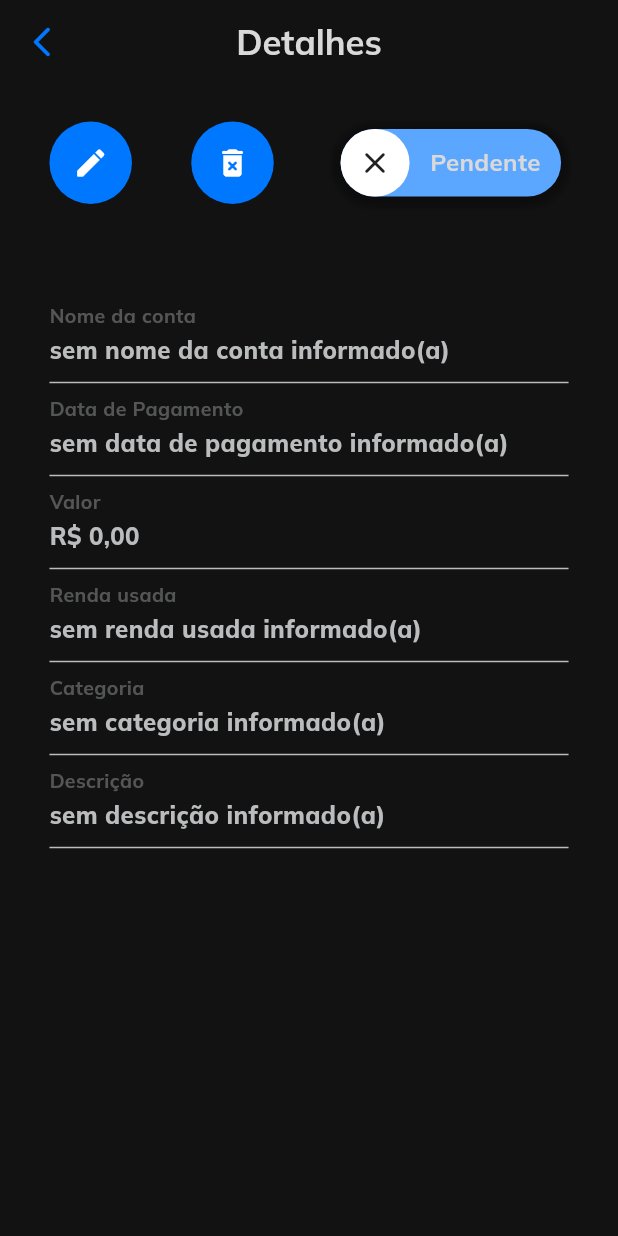
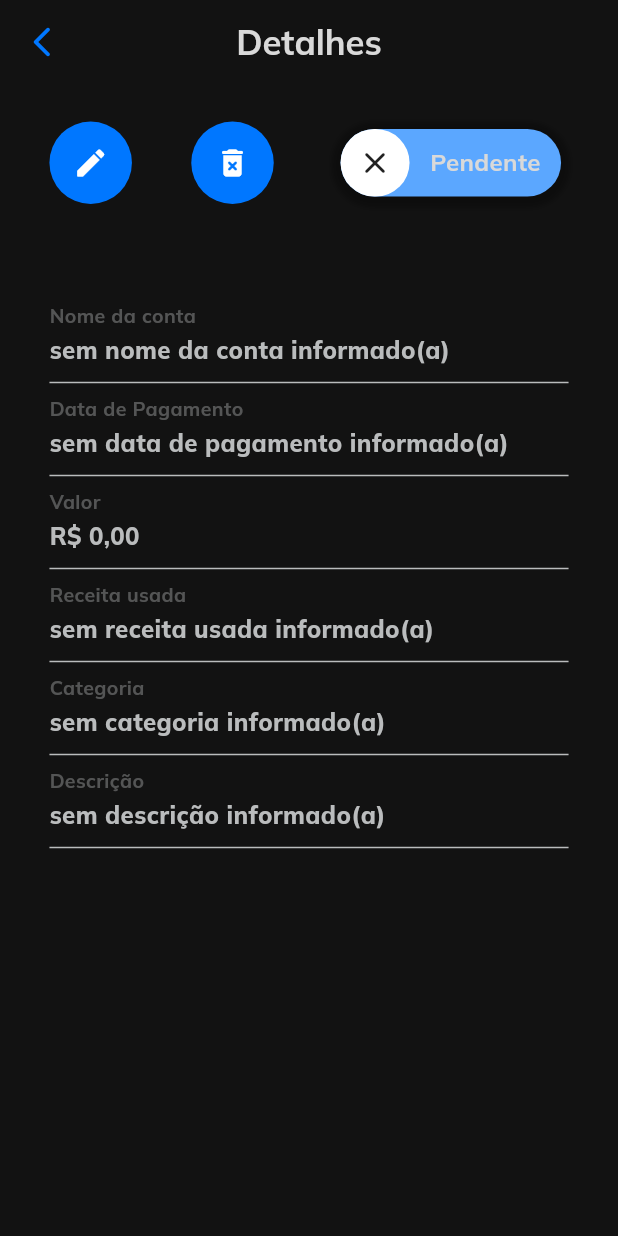
Before and after one commit to ojef1/Fluxx, a Flutter app: the DetailBillPage screen opened by its route, on a phone screen of 412 x 824 dp. Run offline on Flutter 3.47's test engine with Material 3 defaults, Android fonts, the phone set to English and light mode, and no system bars; drawn by our look-alikes of animated_toggle_switch; our stand-ins replace anim_search_bar, equatable, flutter_bloc, flutter_masked_text2, get_it, image_picker and 5 more; missing offline and left inert: flashy_flushbar; accounts and stored records are empty; statements that could not run were skipped.

Commit message:
Fluxx#26 Mudar todos os lugares do app que usa o termo "renda" para "receita"
Em suma: Receita = Faturamento Total; Renda = Lucro Real (depois dos impostos, descontos e etc).

como não temos como saber quais são os impostos e descontos atribuidos a qualquer renda adicionada, trabalharemos em cima do faturamento total e para não confundir os usuários que possuem conhecimento suficiente para diferenciar os termos passaremos a utilizar "Receita" no lugar de "renda".

```diff
--- a/lib/blocs/bill_form_cubit/bill_form_cubit.dart
+++ b/lib/blocs/bill_form_cubit/bill_form_cubit.dart
@@ -112,11 +112,11 @@ class BillFormCubit extends Cubit<BillFormState> {
 
     for (int i = 0; i <= repeatTimes; i++) {
       final monthId = targetMonthId + i;
-      //só irá passar a renda, se ela existir no mês
+      //só irá passar a receita, se ela existir no mês
       bool canUseRevenue = false;
 
       if (revenue != null && revenueExistsInMonth(revenue, monthId)) {
-        //só verifica se tem saldo se a renda existir no mês
+        //só verifica se tem saldo se a receita existir no mês
         canUseRevenue = await _hasBalace(monthId);
       }
       await _addSingleBill(
@@ -183,7 +183,7 @@ class BillFormCubit extends Cubit<BillFormState> {
   bool revenueExistsInMonth(RevenueModel revenue, int targetMonthId) {
     final endMonth = revenue.endMonthId;
     if (endMonth == null) {
-      //se não tem mês final definido significa que a renda existe para todos os meses
+      //se não tem mês final definido significa que a receita existe para todos os meses
       return true;
     } else {
       return targetMonthId >= revenue.startMonthId! &&
--- a/lib/blocs/resume_cubit/resume_cubit.dart
+++ b/lib/blocs/resume_cubit/resume_cubit.dart
@@ -65,7 +65,7 @@ class ResumeCubit extends Cubit<ResumeState> {
   Future<void> calculatePercent(double totalIncome) async {
     final totalSpent = state.totalSpent;
     if (totalIncome == 0.0) {
-      // Não tem renda, então não calcula porcentagem
+      // Não tem receita, então não calcula porcentagem
       emit(state.copyWith(percentSpent: 0.0));
       return;
     } else {
--- a/lib/blocs/revenue_cubit/revenue_cubit.dart
+++ b/lib/blocs/revenue_cubit/revenue_cubit.dart
@@ -98,7 +98,7 @@ class RevenueCubit extends Cubit<RevenueState> {
       await getRevenues(monthId);
       final revenuesList = state.revenuesList;
 
-      // 3. Calcular o valor usado de cada renda
+      // 3. Calcular o valor usado de cada receita
       Map<String, double> valorUsadoPorRenda = {};
       for (var bill in billsList) {
         if (bill.paymentId != null) {
@@ -107,7 +107,7 @@ class RevenueCubit extends Cubit<RevenueState> {
         }
       }
 
-      // 4. Calcular o valor disponível de cada renda
+      // 4. Calcular o valor disponível de cada receita
       List<RevenueModel> valoresDisponiveis = revenuesList.map((revenue) {
         double valorUsado = valorUsadoPorRenda[revenue.id] ?? 0;
         double valorDisponivel = revenue.value! - valorUsado;
--- a/lib/blocs/revenue_form_cubit/revenue_form_cubit.dart
+++ b/lib/blocs/revenue_form_cubit/revenue_form_cubit.dart
@@ -68,11 +68,11 @@ class RevenueFormCubit extends Cubit<RevenueFormState> {
 
       var result = await Db.insertRevenue(newRevenue);
       if (result != -1) {
-        await updateResponseMessage('renda adicionada com sucesso.');
+        await updateResponseMessage('receita adicionada com sucesso.');
         updateResponseStatus(ResponseStatus.success);
         return;
       } else {
-        await updateResponseMessage('Falha ao adicionar a renda.');
+        await updateResponseMessage('Falha ao adicionar a receita.');
         updateResponseStatus(ResponseStatus.error);
         return;
       }
@@ -97,11 +97,11 @@ class RevenueFormCubit extends Cubit<RevenueFormState> {
 
       var result = await Db.updateRevenue(updatedRevenue);
       if (result > 0) {
-        await updateResponseMessage('renda editada com sucesso.');
+        await updateResponseMessage('receita editada com sucesso.');
         updateResponseStatus(ResponseStatus.success);
         return;
       } else {
-        await updateResponseMessage('Falha ao editar a renda.');
+        await updateResponseMessage('Falha ao editar a receita.');
         updateResponseStatus(ResponseStatus.error);
         return;
       }
@@ -116,11 +116,11 @@ class RevenueFormCubit extends Cubit<RevenueFormState> {
     try {
       var result = await Db.deactivateRevenue(state.id, currentMonthId);
       if (result > 0) {
-        await updateResponseMessage('Renda desativada com sucesso.');
+        await updateResponseMessage('Receita desativada com sucesso.');
         updateResponseStatus(ResponseStatus.success);
         return;
       } else {
-        await updateResponseMessage('Falha ao desativar a renda.');
+        await updateResponseMessage('Falha ao desativar a receita.');
         updateResponseStatus(ResponseStatus.error);
         return;
       }
--- a/lib/components/bill_item.dart
+++ b/lib/components/bill_item.dart
@@ -88,7 +88,7 @@ class BillItem extends StatelessWidget {
                     ),
                     const SizedBox(width: 5),
                     Text(
-                      'Renda Usada: ',
+                      'Receita Usada: ',
                       style: AppTheme.textStyles.bodyTextStyle,
                     ),
                   ],
--- a/lib/components/bottom_sheets/revenue_desactive_warning_bottomsheet.dart
+++ b/lib/components/bottom_sheets/revenue_desactive_warning_bottomsheet.dart
@@ -72,7 +72,7 @@ class RevenueDesactiveWarningBottomsheet extends StatelessWidget {
                 ),
                 const SizedBox(height: 20),
                 Text(
-                  'º A partir de $nextMonth, essa renda não fará mais parte da sua lista de rendas mensais.',
+                  'º A partir de $nextMonth, essa receita não fará mais parte da sua lista de rendas mensais.',
                   style: AppTheme.textStyles.subTileTextStyle,
                   textAlign: TextAlign.start,
                   softWrap: true,
@@ -81,7 +81,7 @@ class RevenueDesactiveWarningBottomsheet extends StatelessWidget {
                 const SizedBox(height: 20),
                 Center(
                   child: Text(
-                    'Tem certeza que deseja desativar esta renda?',
+                    'Tem certeza que deseja desativar esta receita?',
                     style: AppTheme.textStyles.subTileTextStyle,
                     textAlign: TextAlign.center,
                     softWrap: true,
--- a/lib/components/bottom_sheets/revenue_missing_warning_bottomsheet.dart
+++ b/lib/components/bottom_sheets/revenue_missing_warning_bottomsheet.dart
@@ -58,7 +58,7 @@ class RevenueMissingWarningBottomsheet extends StatelessWidget {
                 ),
                 const SizedBox(height: 20),
                 Text(
-                  'º As contas serão criadas normalmente, mas alguns meses ficarão sem renda selecionada.',
+                  'º As contas serão criadas normalmente, mas alguns meses ficarão sem receita selecionada.',
                   style: AppTheme.textStyles.subTileTextStyle,
                   textAlign: TextAlign.start,
                   softWrap: true,
@@ -117,18 +117,18 @@ class RevenueMissingWarningBottomsheet extends StatelessWidget {
   String _getFirstMessage(BillFormState state) {
     switch (type) {
       case MissingRevenueType.revenueNotFound:
-        return 'º A renda “${state.revenueSelected?.name}” não existe até o mês de “${state.repeatMonthName}.';
+        return 'º A receita “${state.revenueSelected?.name}” não existe até o mês de “${state.repeatMonthName}.';
       case MissingRevenueType.insufficientBalance:
         final monthsText = _formatMonths(state.monthsWithoutBalance);
 
         if (monthsText.isEmpty) {
-          return 'º A renda “${state.revenueSelected?.name}” '
+          return 'º A receita “${state.revenueSelected?.name}” '
               'não possui saldo suficiente.';
         }
 
         final plural = state.monthsWithoutBalance.length > 1;
 
-        return 'º A renda “${state.revenueSelected?.name}” '
+        return 'º A receita “${state.revenueSelected?.name}” '
             'não possui saldo suficiente para '
             '${plural ? 'os meses : ' : 'o mês de'} "$monthsText".';
     }
@@ -139,7 +139,7 @@ class RevenueMissingWarningBottomsheet extends StatelessWidget {
       case MissingRevenueType.revenueNotFound:
         return 'Dica: rendas podem ser criadas apenas para meses específicos';
       case MissingRevenueType.insufficientBalance:
-        return 'Dica: você pode ajustar o valor da renda ou criar uma renda extra para os próximos meses';
+        return 'Dica: você pode ajustar o valor da receita ou criar uma receita extra para os próximos meses';
     }
   }
 
--- a/lib/components/revenue_item.dart
+++ b/lib/components/revenue_item.dart
@@ -64,7 +64,7 @@ class RevenueItem extends StatelessWidget {
                 style: AppTheme.textStyles.subTileTextStyle,
               ),
               Text(
-                item.isPublic == 1 ? 'Renda Mensal' : 'Renda Única',
+                item.isPublic == 1 ? 'Receita Mensal' : 'Receita Única',
                 style: AppTheme.textStyles.subTileTextStyle,
               )
             ],
--- a/lib/components/shortcut_add_bottomsheet.dart
+++ b/lib/components/shortcut_add_bottomsheet.dart
@@ -70,7 +70,7 @@ class ShortcutAddBottomsheet extends StatelessWidget {
                     arguments: revenue);
               },
               title: Text(
-                'Adicionar Renda',
+                'Adicionar Receita',
                 style: AppTheme.textStyles.bodyTextStyle,
               ),
               trailing: Icon(
--- a/lib/data/database.dart
+++ b/lib/data/database.dart
@@ -325,7 +325,7 @@ class Db {
 
       return result.isNotEmpty ? result.first['name'] as String : null;
     } catch (e) {
-      debugPrint("Erro ao buscar renda mais usada: $e");
+      debugPrint("Erro ao buscar receita mais usada: $e");
       return null;
     }
   }
@@ -444,7 +444,7 @@ class Db {
       );
       return result;
     } catch (e) {
-      throw Exception("Erro ao adicionar a renda: $e");
+      throw Exception("Erro ao adicionar a receita: $e");
     }
   }
 
@@ -508,7 +508,7 @@ class Db {
 
       return result;
     } catch (e) {
-      throw Exception('Erro ao desativar a renda: $e');
+      throw Exception('Erro ao desativar a receita: $e');
     }
   }
 
@@ -522,7 +522,7 @@ class Db {
       );
       return result;
     } catch (e) {
-      throw Exception('Erro ao remover a renda: $e');
+      throw Exception('Erro ao remover a receita: $e');
     }
   }
 
@@ -560,7 +560,7 @@ class Db {
       );
       return result;
     } catch (e) {
-      throw Exception('Erro ao atualizar a renda: $e');
+      throw Exception('Erro ao atualizar a receita: $e');
     }
   }
 
@@ -578,7 +578,7 @@ class Db {
       );
       return result;
     } catch (e) {
-      throw Exception('Erro ao atualizar a renda: $e');
+      throw Exception('Erro ao atualizar a receita: $e');
     }
   }
 
--- a/lib/pages/bill_form_pageView/check_bill_page.dart
+++ b/lib/pages/bill_form_pageView/check_bill_page.dart
@@ -69,7 +69,7 @@ class _CheckBillPageState extends State<CheckBillPage> {
                           title: 'Valor',
                           subtitle: 'R\$${formatPrice(state.price)}'),
                       _DataItem(
-                          title: 'Renda usada',
+                          title: 'Receita usada',
                           subtitle: state.revenueSelected?.name ?? 'Nenhuma'),
                       _DataItem(
                           title: 'Categoria',
--- a/lib/pages/bill_form_pageView/payment_bill_page.dart
+++ b/lib/pages/bill_form_pageView/payment_bill_page.dart
@@ -18,7 +18,7 @@ class _PaymentBillPageState extends State<PaymentBillPage> {
   }
 
   Future<bool> _validate() async {
-    //a renda é opcional então não precisa validar nada
+    //a receita é opcional então não precisa validar nada
     return true;
   }
 
@@ -33,7 +33,7 @@ class _PaymentBillPageState extends State<PaymentBillPage> {
     return Column(
       children: [
         Text(
-          'Qual renda você usou/usará para pagar\n essa conta?',
+          'Qual receita você usou/usará para pagar\n essa conta?',
           style: AppTheme.textStyles.subTileTextStyle,
           softWrap: true,
           textAlign: TextAlign.center,
--- a/lib/pages/detail_bill_page.dart
+++ b/lib/pages/detail_bill_page.dart
@@ -146,7 +146,7 @@ class _DetailBillPageState extends State<DetailBillPage> {
                           subtitle:
                               'R\$${formatPrice(state.detailBill?.price ?? 0.0)}'),
                       _DataItem(
-                          title: 'Renda usada',
+                          title: 'Receita usada',
                           subtitle: state.detailBill?.paymentName ?? ''),
                       _DataItem(
                           title: 'Categoria',
--- a/lib/pages/revenue_form_pageView/name_revenue_page.dart
+++ b/lib/pages/revenue_form_pageView/name_revenue_page.dart
@@ -43,7 +43,7 @@ class _NameRevenuePageState extends State<NameRevenuePage> {
     return Column(
       children: [
         Text(
-          'Qual o nome dessa renda?',
+          'Qual o nome dessa receita?',
           style: AppTheme.textStyles.subTileTextStyle,
           softWrap: true,
           overflow: TextOverflow.visible,
--- a/lib/pages/revenue_form_pageView/price_revenue_page.dart
+++ b/lib/pages/revenue_form_pageView/price_revenue_page.dart
@@ -41,7 +41,7 @@ class _PriceRevenuePageState extends State<PriceRevenuePage> {
     return Column(
       children: [
         Text(
-          'Qual o valor dessa renda?',
+          'Qual o valor dessa receita?',
           style: AppTheme.textStyles.subTileTextStyle,
           softWrap: true,
           overflow: TextOverflow.visible,
--- a/lib/pages/revenue_form_pageView/recurrence_revenue_page.dart
+++ b/lib/pages/revenue_form_pageView/recurrence_revenue_page.dart
@@ -30,7 +30,7 @@ class _RecurrenceRevenuePageState extends State<RecurrenceRevenuePage> {
       child: Column(
         children: [
           Text(
-            'Essa renda será mensal ou única?',
+            'Essa receita será mensal ou única?',
             style: AppTheme.textStyles.subTileTextStyle,
             softWrap: true,
             textAlign: TextAlign.center,
@@ -122,7 +122,7 @@ class _RecurrenceRevenuePageState extends State<RecurrenceRevenuePage> {
                                   overflow: TextOverflow.visible,
                                 ),
                                 Text(
-                                  'Não se preocupe, se precisar você pode desativar a renda a qualquer momento e ela não aparecerá mais para os meses seguintes.',
+                                  'Não se preocupe, se precisar você pode desativar a receita a qualquer momento e ela não aparecerá mais para os meses seguintes.',
                                   style: AppTheme.textStyles.subTileTextStyle
                                       .copyWith(
                                           color: AppTheme.colors.hintTextColor
--- a/lib/pages/revenue_form_pageView/revenue_form_page_view.dart
+++ b/lib/pages/revenue_form_pageView/revenue_form_page_view.dart
@@ -34,7 +34,7 @@ class _RevenueFormPageviewState extends State<RevenueFormPageview> {
   late final RevenueFormMode revenueFormMode;
   late final bool isEditingMode;
   //variavel de contexto existente apenas no modo edição
-  //é referente a renda que está sendo editada
+  //é referente a receita que está sendo editada
   late final bool canDesactive;
 
   @override
@@ -70,7 +70,7 @@ class _RevenueFormPageviewState extends State<RevenueFormPageview> {
       ),
     ];
 
-    //Não é possível alterar se a renda é mensal ou única na edição
+    //Não é possível alterar se a receita é mensal ou única na edição
     if (!isEditingMode) {
       pages.add(
         RecurrenceRevenuePage(
@@ -108,7 +108,7 @@ class _RevenueFormPageviewState extends State<RevenueFormPageview> {
                   backgroundColor: AppTheme.colors.appBackgroundColor,
                   resizeToAvoidBottomInset: true,
                   appBar: CustomAppBar(
-                    title: isEditing ? 'Editar Renda' : 'Adicionar Renda',
+                    title: isEditing ? 'Editar Receita' : 'Adicionar Receita',
                     backButton: () {
                       if (_currentIndex == 0) {
                         Navigator.pop(context);
--- a/lib/utils/navigations.dart
+++ b/lib/utils/navigations.dart
@@ -25,7 +25,7 @@ void goToBillForm({required BuildContext context, BillModel? bill}) {
 
 void goToRevenueForm({required BuildContext context, RevenueModel? revenue}) {
   if (revenue != null) {
-    //se existe dados da renda significa que será editado
+    //se existe dados da receita significa que será editado
     //portanto o modo do formulário será para edição
     GetIt.I<RevenueFormCubit>().updateRevenueFormMode(RevenueFormMode.editing);
     GetIt.I<RevenueFormCubit>().loadRevenueToEdit(revenue);
```
Also changed, not shown: 1 other file.
